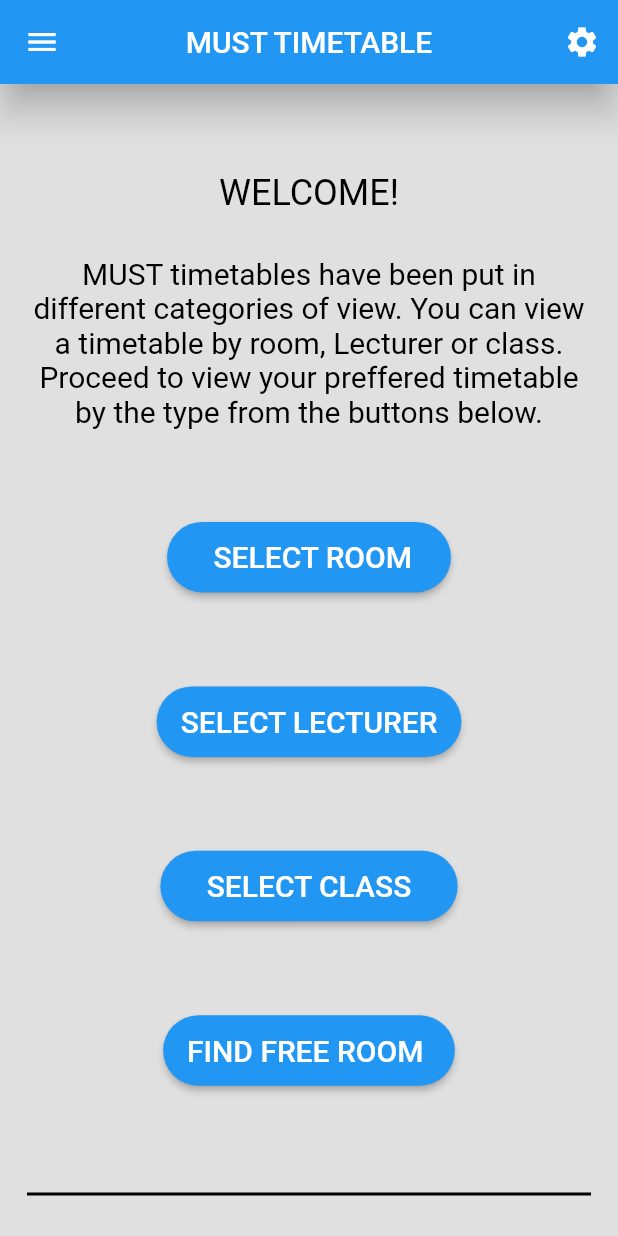
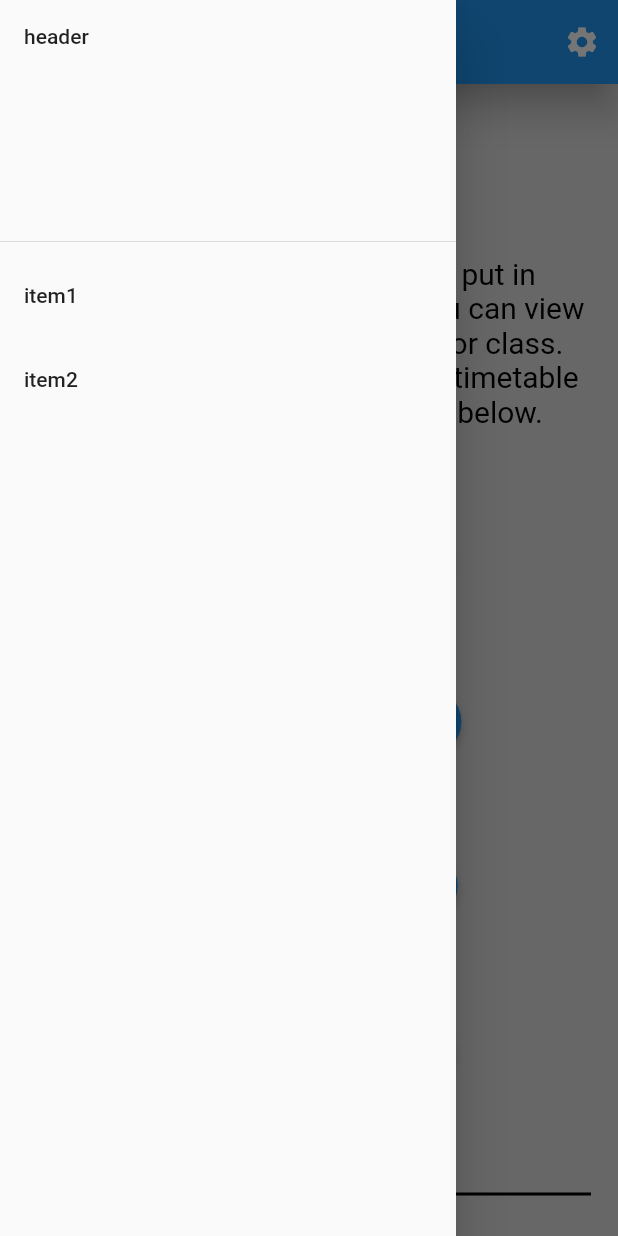
Before and after one commit to shadkasera/must_app, a Flutter app: the screen it shows after launch, with the side drawer open (before the commit the screen has no drawer), on a phone screen of 412 x 824 dp. Run offline on Flutter 3.47's test engine with Material 2 defaults, Android fonts, the light colour scheme and no system bars.

```diff
--- a/lib/home_screen.dart
+++ b/lib/home_screen.dart
@@ -12,32 +12,33 @@ class home_screen extends StatelessWidget {
           appBar: AppBar(
             backgroundColor: Colors.blue,
             elevation: 10,
-            leading: IconButton(
-              icon: const Icon(
-                Icons.menu,
-                color: Colors.white,
-              ),
-              tooltip: 'Open must_app',
-              onPressed: () {
-                // handle the press
-              },
-            ),
             actions: [
               IconButton(
                 icon: const Icon(Icons.settings),
                 color: Colors.white,
                 onPressed: () {
-              // do something when the icon is pressed
+                   Scaffold.of(context).openDrawer();// do something when the icon is pressed
                 },
               ),
-
             ],
-
             title: const Text(
               'MUST TIMETABLE',
               style: TextStyle(color: Colors.white),
             ),
             centerTitle: true,
+          ),
+          drawer: Drawer(
+            child: ListView(
+              children: const [
+                DrawerHeader(child: Text('header')),
+                ListTile(
+                  title: Text('item1'),
+                ),
+                ListTile(
+                  title: Text('item2'),
+                )
+              ],
+            ),
           ),
           body: Padding(
             padding: const EdgeInsets.all(18.0),
```
Lines whose indentation alone changed are shown as unchanged.
